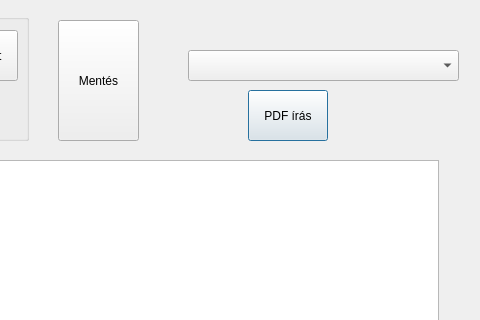
This is general.ui in belakovi/beosztaskezelo as Qt 5 draws it before an edit; both pictures show x 802 to 1282 and y 0 to 320 of the 1282 by 655 pixel window. The edited form follows.
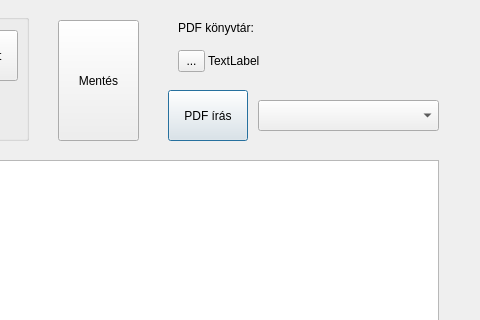
This is the edited form.

```diff
--- a/general.ui
+++ b/general.ui
@@ -137,7 +137,7 @@
   <widget class="QPushButton" name="pdfButton">
    <property name="geometry">
     <rect>
-     <x>1050</x>
+     <x>970</x>
      <y>90</y>
      <width>80</width>
      <height>51</height>
@@ -335,13 +335,52 @@
   <widget class="QComboBox" name="pdfCcombo">
    <property name="geometry">
     <rect>
-     <x>990</x>
-     <y>50</y>
-     <width>271</width>
+     <x>1060</x>
+     <y>100</y>
+     <width>181</width>
      <height>31</height>
     </rect>
    </property>
   </widget>
+  <widget class="QToolButton" name="toolButton">
+   <property name="geometry">
+    <rect>
+     <x>980</x>
+     <y>50</y>
+     <width>27</width>
+     <height>22</height>
+    </rect>
+   </property>
+   <property name="text">
+    <string>...</string>
+   </property>
+  </widget>
+  <widget class="QLabel" name="dirName">
+   <property name="geometry">
+    <rect>
+     <x>1010</x>
+     <y>50</y>
+     <width>221</width>
+     <height>21</height>
+    </rect>
+   </property>
+   <property name="text">
+    <string>TextLabel</string>
+   </property>
+  </widget>
+  <widget class="QLabel" name="label_3">
+   <property name="geometry">
+    <rect>
+     <x>980</x>
+     <y>20</y>
+     <width>171</width>
+     <height>16</height>
+    </rect>
+   </property>
+   <property name="text">
+    <string>PDF könyvtár:</string>
+   </property>
+  </widget>
  </widget>
  <resources/>
  <connections/>
```
